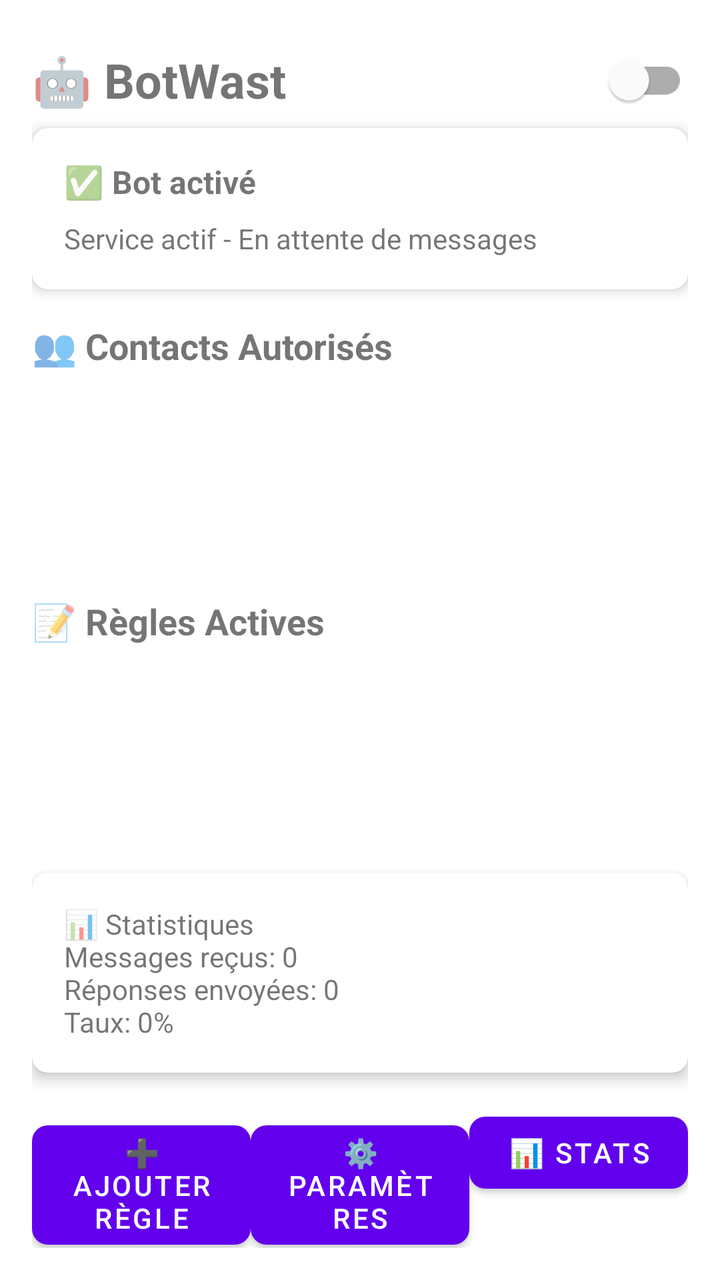
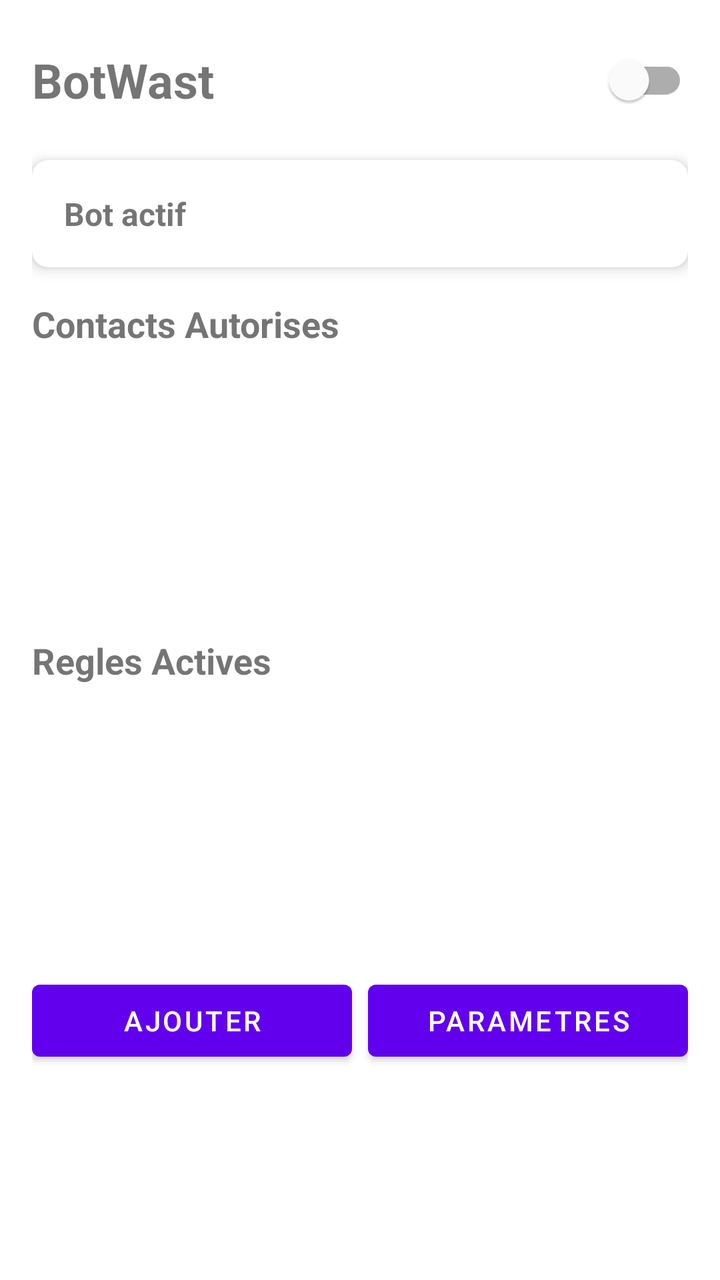

Before-and-after screenshots of an Android layout around one commit, followed by the original layout XML and the change that was made.
<!-- AndroidManifest.xml: application theme Theme.BotWast -->
<!-- res/layout/activity_main.xml -->
<?xml version="1.0" encoding="utf-8"?>
<LinearLayout xmlns:android="http://schemas.android.com/apk/res/android"
    xmlns:app="http://schemas.android.com/apk/res-auto"
    android:layout_width="match_parent"
    android:layout_height="match_parent"
    android:orientation="vertical"
    android:padding="16dp">

    
    <LinearLayout
        android:layout_width="match_parent"
        android:layout_height="wrap_content"
        android:orientation="horizontal"
        android:gravity="center_vertical"
        android:marginBottom="16dp">

        <TextView
            android:layout_width="0dp"
            android:layout_height="wrap_content"
            android:layout_weight="1"
            android:text="🤖 BotWast"
            android:textSize="24sp"
            android:textStyle="bold" />

        <com.google.android.material.switchmaterial.SwitchMaterial
            android:id="@+id/bot_switch"
            android:layout_width="wrap_content"
            android:layout_height="wrap_content" />
    </LinearLayout>

    
    <com.google.android.material.card.MaterialCardView
        android:layout_width="match_parent"
        android:layout_height="wrap_content"
        android:layout_marginBottom="16dp"
        app:cardCornerRadius="8dp"
        app:cardElevation="4dp">

        <LinearLayout
            android:layout_width="match_parent"
            android:layout_height="wrap_content"
            android:orientation="vertical"
            android:padding="16dp">

            <TextView
                android:id="@+id/bot_status_text"
                android:layout_width="wrap_content"
                android:layout_height="wrap_content"
                android:text="✅ Bot activé"
                android:textSize="16sp"
                android:textStyle="bold" />

            <TextView
                android:layout_width="wrap_content"
                android:layout_height="wrap_content"
                android:text="Service actif - En attente de messages"
                android:textSize="14sp"
                android:layout_marginTop="8dp" />

        </LinearLayout>

    </com.google.android.material.card.MaterialCardView>

    
    <TextView
        android:layout_width="wrap_content"
        android:layout_height="wrap_content"
        android:text="👥 Contacts Autorisés"
        android:textSize="18sp"
        android:textStyle="bold"
        android:layout_marginBottom="8dp" />

    <androidx.recyclerview.widget.RecyclerView
        android:id="@+id/contacts_recycler_view"
        android:layout_width="match_parent"
        android:layout_height="0dp"
        android:layout_weight="1"
        android:layout_marginBottom="16dp" />

    
    <TextView
        android:layout_width="wrap_content"
        android:layout_height="wrap_content"
        android:text="📝 Règles Actives"
        android:textSize="18sp"
        android:textStyle="bold"
        android:layout_marginBottom="8dp" />

    <androidx.recyclerview.widget.RecyclerView
        android:id="@+id/rules_recycler_view"
        android:layout_width="match_parent"
        android:layout_height="0dp"
        android:layout_weight="1"
        android:layout_marginBottom="16dp" />

    
    <com.google.android.material.card.MaterialCardView
        android:layout_width="match_parent"
        android:layout_height="wrap_content"
        android:layout_marginBottom="16dp"
        app:cardCornerRadius="8dp"
        app:cardElevation="4dp">

        <TextView
            android:id="@+id/stats_text"
            android:layout_width="match_parent"
            android:layout_height="wrap_content"
            android:padding="16dp"
            android:text="📊 Statistiques\nMessages reçus: 0\nRéponses envoyées: 0\nTaux: 0%"
            android:textSize="14sp" />

    </com.google.android.material.card.MaterialCardView>

    
    <LinearLayout
        android:layout_width="match_parent"
        android:layout_height="wrap_content"
        android:orientation="horizontal"
        android:spacing="8dp">

        <com.google.android.material.button.MaterialButton
            android:id="@+id/add_rule_button"
            android:layout_width="0dp"
            android:layout_height="wrap_content"
            android:layout_weight="1"
            android:text="➕ Ajouter Règle"
            app:cornerRadius="8dp" />

        <com.google.android.material.button.MaterialButton
            android:id="@+id/settings_button"
            android:layout_width="0dp"
            android:layout_height="wrap_content"
            android:layout_weight="1"
            android:text="⚙️ Paramètres"
            app:cornerRadius="8dp" />

        <com.google.android.material.button.MaterialButton
            android:id="@+id/stats_button"
            android:layout_width="0dp"
            android:layout_height="wrap_content"
            android:layout_weight="1"
            android:text="📊 Stats"
            app:cornerRadius="8dp" />

    </LinearLayout>

</LinearLayout>
<!-- resources referenced by this layout -->
<resources>
  <style name="Theme.BotWast" parent="Theme.MaterialComponents.Light">
          <item name="colorPrimary">@color/primary</item>
          <item name="colorPrimaryVariant">@color/primary_variant</item>
          <item name="colorSecondary">@color/secondary</item>
          <item name="colorSecondaryVariant">@color/secondary_variant</item>
          <item name="android:colorBackground">@color/background</item>
          <item name="android:textColorPrimary">@color/text_primary</item>
          <item name="android:textColorSecondary">@color/text_secondary</item>
      </style>
  <color name="primary">#6200EE</color>
  <color name="primary_variant">#3700B3</color>
  <color name="secondary">#03DAC6</color>
  <color name="secondary_variant">#018786</color>
  <color name="background">#FFFFFF</color>
  <color name="text_primary">#212121</color>
  <color name="text_secondary">#757575</color>
</resources>

<!-- the commit's change to res/layout/activity_main.xml (unified diff, before → after) -->
@@ -12,13 +12,13 @@
         android:layout_height="wrap_content"
         android:orientation="horizontal"
         android:gravity="center_vertical"
-        android:marginBottom="16dp">
+        android:layout_marginBottom="16dp">
 
         <TextView
             android:layout_width="0dp"
             android:layout_height="wrap_content"
             android:layout_weight="1"
-            android:text="🤖 BotWast"
+            android:text="BotWast"
             android:textSize="24sp"
             android:textStyle="bold" />
 
@@ -46,16 +46,9 @@
                 android:id="@+id/bot_status_text"
                 android:layout_width="wrap_content"
                 android:layout_height="wrap_content"
-                android:text="✅ Bot activé"
+                android:text="Bot actif"
                 android:textSize="16sp"
                 android:textStyle="bold" />
-
-            <TextView
-                android:layout_width="wrap_content"
-                android:layout_height="wrap_content"
-                android:text="Service actif - En attente de messages"
-                android:textSize="14sp"
-                android:layout_marginTop="8dp" />
 
         </LinearLayout>
 
@@ -65,7 +58,7 @@
     <TextView
         android:layout_width="wrap_content"
         android:layout_height="wrap_content"
-        android:text="👥 Contacts Autorisés"
+        android:text="Contacts Autorises"
         android:textSize="18sp"
         android:textStyle="bold"
         android:layout_marginBottom="8dp" />
@@ -73,15 +66,14 @@
     <androidx.recyclerview.widget.RecyclerView
         android:id="@+id/contacts_recycler_view"
         android:layout_width="match_parent"
-        android:layout_height="0dp"
-        android:layout_weight="1"
+        android:layout_height="120dp"
         android:layout_marginBottom="16dp" />
 
     
     <TextView
         android:layout_width="wrap_content"
         android:layout_height="wrap_content"
-        android:text="📝 Règles Actives"
+        android:text="Regles Actives"
         android:textSize="18sp"
         android:textStyle="bold"
         android:layout_marginBottom="8dp" />
@@ -89,58 +81,30 @@
     <androidx.recyclerview.widget.RecyclerView
         android:id="@+id/rules_recycler_view"
         android:layout_width="match_parent"
-        android:layout_height="0dp"
-        android:layout_weight="1"
+        android:layout_height="120dp"
         android:layout_marginBottom="16dp" />
-
-    
-    <com.google.android.material.card.MaterialCardView
-        android:layout_width="match_parent"
-        android:layout_height="wrap_content"
-        android:layout_marginBottom="16dp"
-        app:cardCornerRadius="8dp"
-        app:cardElevation="4dp">
-
-        <TextView
-            android:id="@+id/stats_text"
-            android:layout_width="match_parent"
-            android:layout_height="wrap_content"
-            android:padding="16dp"
-            android:text="📊 Statistiques\nMessages reçus: 0\nRéponses envoyées: 0\nTaux: 0%"
-            android:textSize="14sp" />
-
-    </com.google.android.material.card.MaterialCardView>
 
     
     <LinearLayout
         android:layout_width="match_parent"
         android:layout_height="wrap_content"
-        android:orientation="horizontal"
-        android:spacing="8dp">
+        android:orientation="horizontal">
 
         <com.google.android.material.button.MaterialButton
             android:id="@+id/add_rule_button"
             android:layout_width="0dp"
             android:layout_height="wrap_content"
             android:layout_weight="1"
-            android:text="➕ Ajouter Règle"
-            app:cornerRadius="8dp" />
+            android:text="Ajouter"
+            android:layout_marginEnd="4dp" />
 
         <com.google.android.material.button.MaterialButton
             android:id="@+id/settings_button"
             android:layout_width="0dp"
             android:layout_height="wrap_content"
             android:layout_weight="1"
-            android:text="⚙️ Paramètres"
-            app:cornerRadius="8dp" />
-
-        <com.google.android.material.button.MaterialButton
-            android:id="@+id/stats_button"
-            android:layout_width="0dp"
-            android:layout_height="wrap_content"
-            android:layout_weight="1"
-            android:text="📊 Stats"
-            app:cornerRadius="8dp" />
+            android:text="Parametres"
+            android:layout_marginStart="4dp" />
 
     </LinearLayout>
 
